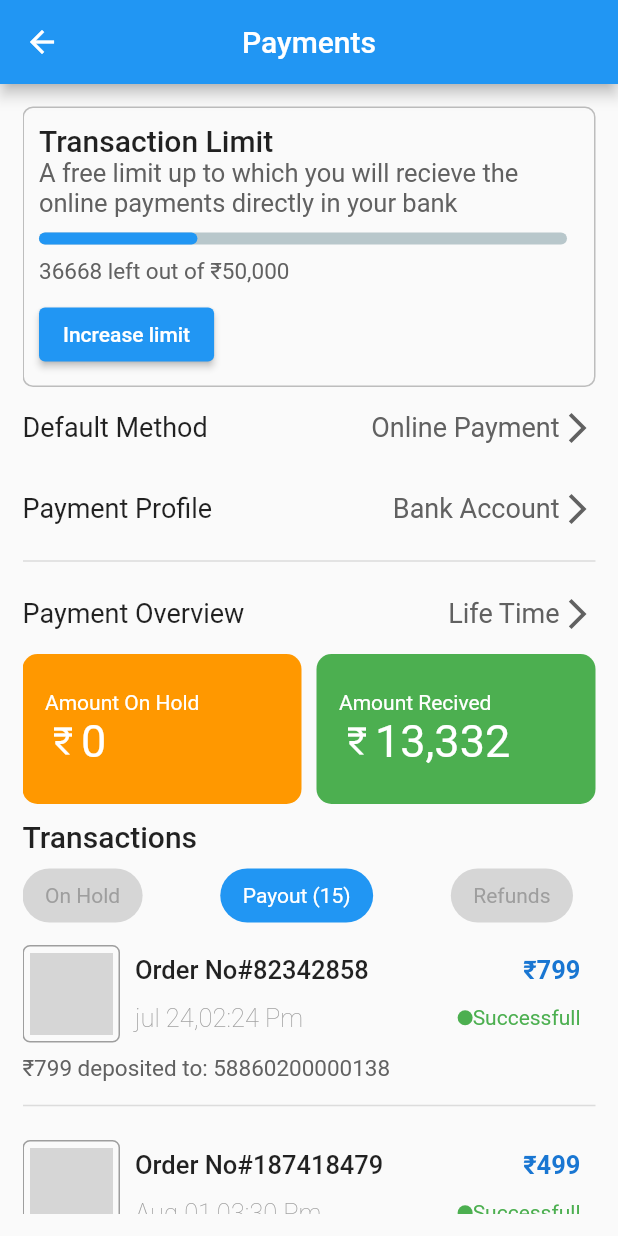
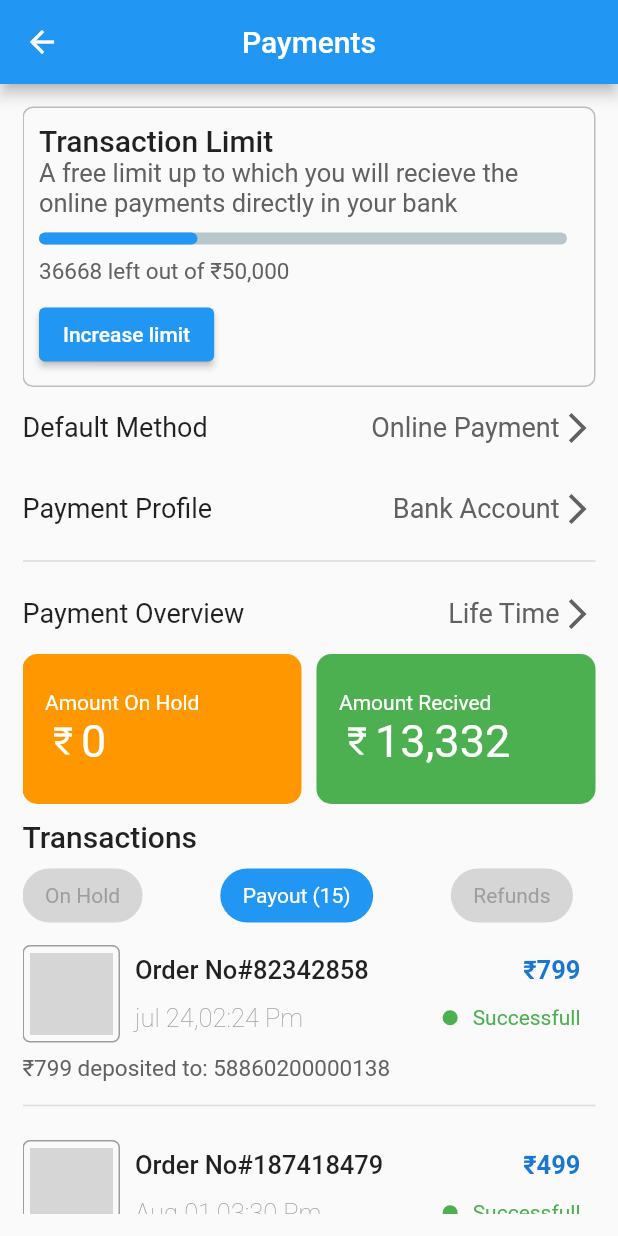
Before and after one commit to mvharikrishnan/Dhukkan_UI, a Flutter app: the Payment_Screen screen opened directly, on a phone screen of 412 x 824 dp. Run offline on Flutter 3.47's test engine with Material 2 defaults, Android fonts, the light colour scheme and no system bars; drawn by our look-alikes of percent_indicator; our stand-ins replace youtube_player_flutter; network calls fail; grey boxes are pictures that could not be loaded.

Commit message:
changes after

```diff
--- a/lib/widgets/transcation_products.dart
+++ b/lib/widgets/transcation_products.dart
@@ -111,6 +111,7 @@ class TranscationProducts extends StatelessWidget {
                                   backgroundColor: Colors.green,
                                   radius: 5,
                                 ),
+                                SizedBox(width: 10,),
                                 Text(
                                   'Successfull',
                                   style: TextStyle(
```
